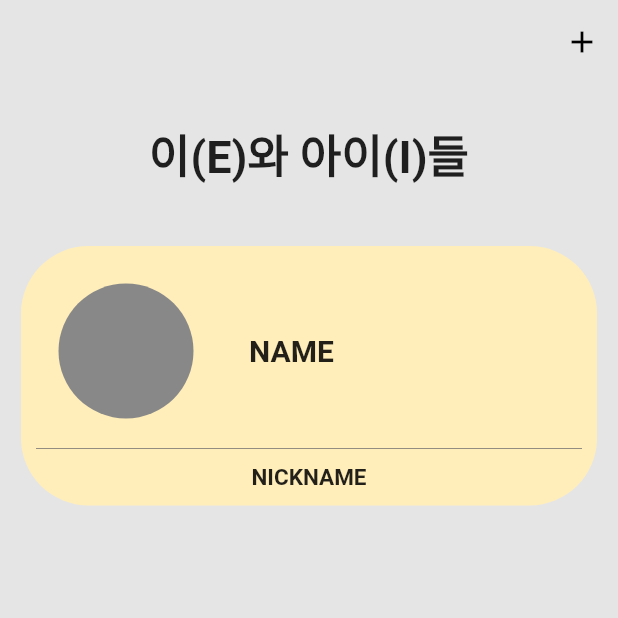
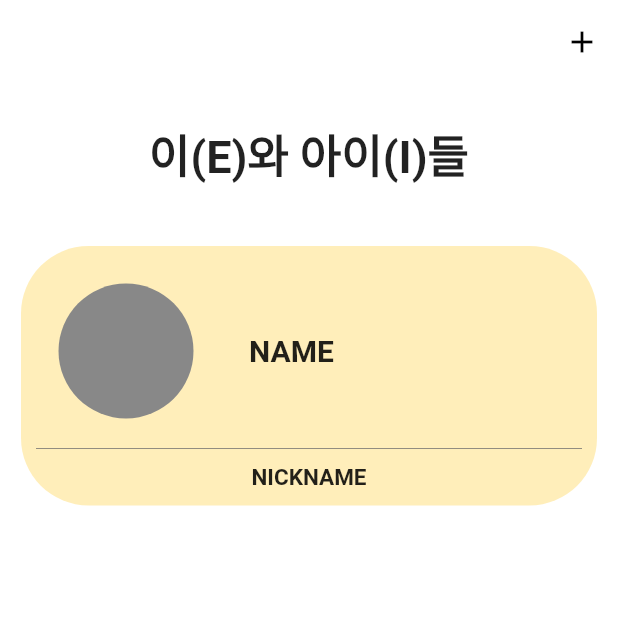
Before and after one commit to AgileCatch/nbCamp2_Start, a Flutter app: the screen it shows after launch, on a phone screen of 412 x 824 dp, the top half of it. Run offline on Flutter 3.47's test engine with Material 2 defaults, Android fonts, the phone set to English and light mode, and no system bars; our stand-ins replace lottie; project files that could hold a hidden picture were left out.

Commit message:
DESIGN] : 🎨

```diff
--- a/lib/Util/colorList.dart
+++ b/lib/Util/colorList.dart
@@ -6,5 +6,5 @@ class ColorList {
   Color box = Color.fromARGB(255, 209, 208, 208); //선 색
   Color yellow = Color.fromARGB(255, 255, 238, 186); //카드색
   Color orange = Color.fromARGB(255, 245, 122, 74);
-  Color background = Color.fromARGB(255, 230, 229, 229); //흰색바탕화면
+  Color background = Color.fromARGB(255, 255, 255, 255); //흰색바탕화면
 }
```
